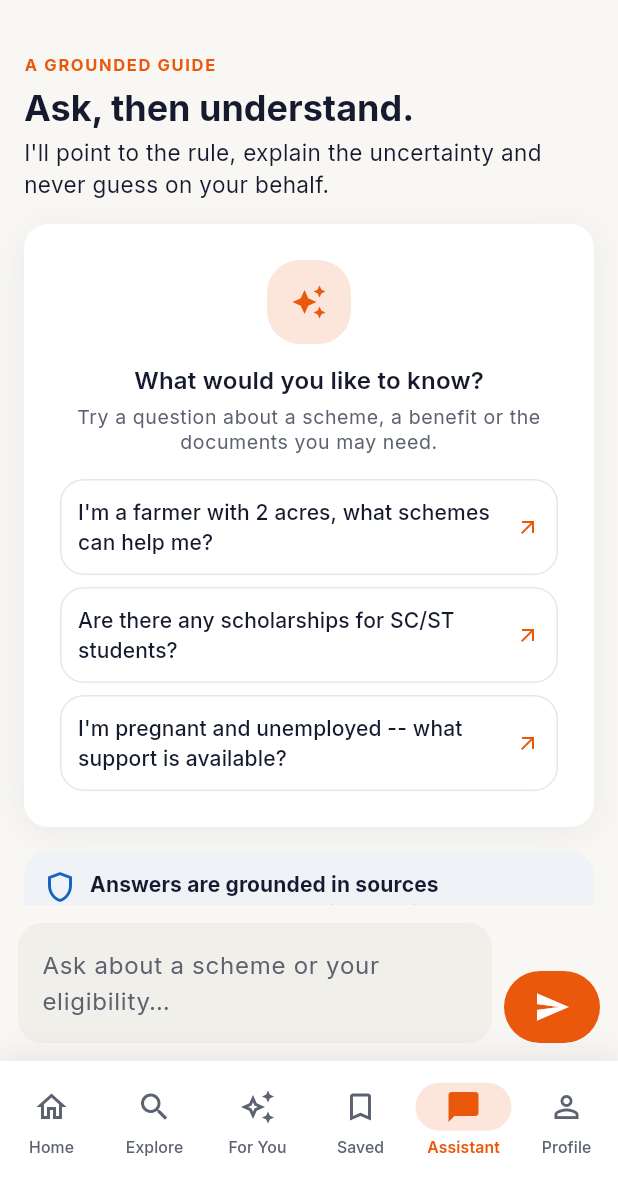
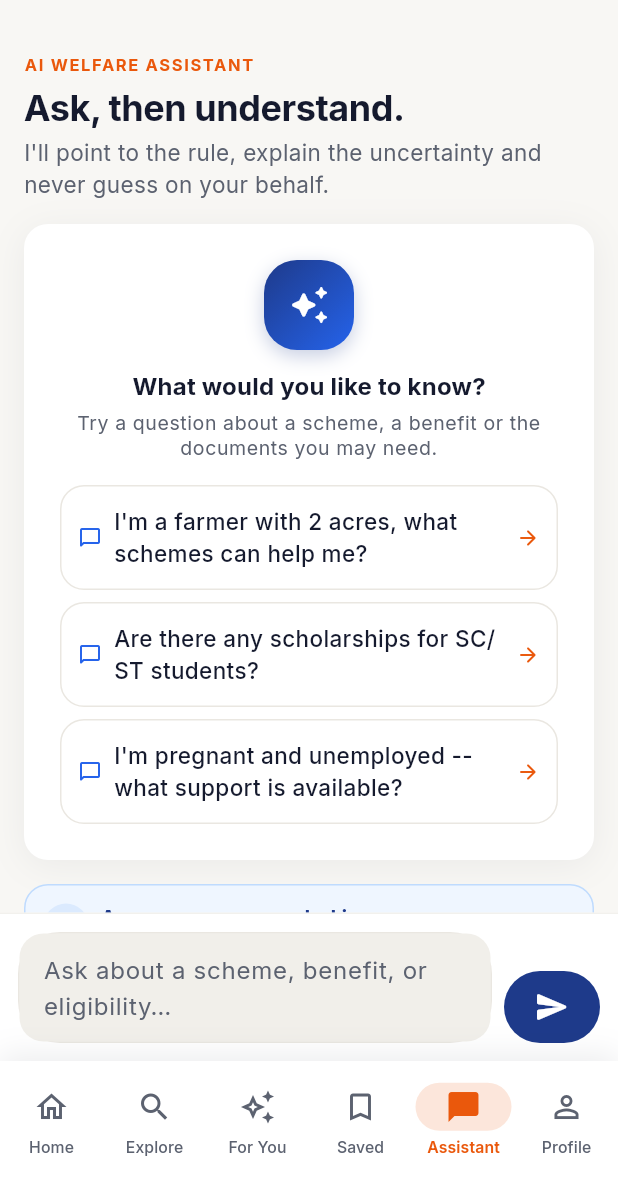
Before and after one commit to chaitanya2424/schememedia-v2, a Flutter app: the AssistantScreen screen opened by its route, on a phone screen of 412 x 824 dp, the part 55-1236 px from its top. Run offline on Flutter 3.47's test engine with Material 3 defaults, Android fonts, the phone set to English and light mode, and no system bars; our stand-ins replace dio, flutter_riverpod, flutter_secure_storage, freezed_annotation, go_router, shared_preferences; accounts and stored records are empty.

Commit message:
feat(ui): modernize AI Assistant interface with Gov-Tech design

```diff
--- a/apps/frontend/lib/features/assistant/presentation/screens/assistant_screen.dart
+++ b/apps/frontend/lib/features/assistant/presentation/screens/assistant_screen.dart
@@ -171,34 +171,54 @@ class _EmptyState extends StatelessWidget {
       child: Column(
         crossAxisAlignment: CrossAxisAlignment.start,
         children: [
-          const EyebrowLabel('A grounded guide'),
+          const EyebrowLabel('AI WELFARE ASSISTANT'),
           const SizedBox(height: AppSpacing.xs),
-          Text('Ask, then understand.', style: theme.textTheme.headlineSmall),
+          Text(
+            'Ask, then understand.',
+            style: theme.textTheme.headlineSmall?.copyWith(
+              fontWeight: FontWeight.w800,
+              letterSpacing: -0.3,
+            ),
+          ),
           const SizedBox(height: AppSpacing.xs),
           Text(
             "I'll point to the rule, explain the uncertainty and never guess on your behalf.",
-            style: theme.textTheme.bodyMedium,
+            style: theme.textTheme.bodyMedium?.copyWith(color: colors.textSecondary),
           ),
           const SizedBox(height: AppSpacing.lg),
           AppCard(
             child: Column(
               children: [
                 Container(
-                  width: 56,
-                  height: 56,
+                  width: 60,
+                  height: 60,
                   decoration: BoxDecoration(
-                    color: colors.brandTint,
+                    gradient: const LinearGradient(
+                      colors: [Color(0xFF1E3A8A), Color(0xFF2563EB)],
+                      begin: Alignment.topLeft,
+                      end: Alignment.bottomRight,
+                    ),
                     borderRadius: BorderRadius.circular(AppSpacing.radiusLg),
+                    boxShadow: [
+                      BoxShadow(
+                        color: const Color(0xFF1E3A8A).withValues(alpha: 0.25),
+                        blurRadius: 10,
+                        offset: const Offset(0, 4),
                       ),
-                  child: Icon(Icons.auto_awesome, color: colors.brand),
+                    ],
+                  ),
+                  child: const Icon(Icons.auto_awesome_rounded, color: Colors.white, size: 28),
                 ),
                 const SizedBox(height: AppSpacing.md),
-                Text('What would you like to know?', style: theme.textTheme.titleMedium),
+                Text(
+                  'What would you like to know?',
+                  style: theme.textTheme.titleMedium?.copyWith(fontWeight: FontWeight.w700),
+                ),
                 const SizedBox(height: AppSpacing.xs),
                 Text(
                   'Try a question about a scheme, a benefit or the documents you may need.',
                   textAlign: TextAlign.center,
-                  style: theme.textTheme.bodySmall,
+                  style: theme.textTheme.bodySmall?.copyWith(color: colors.textSecondary),
                 ),
                 const SizedBox(height: AppSpacing.lg),
                 for (final example in _examples) ...[
@@ -212,13 +232,21 @@ class _EmptyState extends StatelessWidget {
           Container(
             padding: const EdgeInsets.all(AppSpacing.md),
             decoration: BoxDecoration(
-              color: const Color(0xFFEFF3F8),
+              color: const Color(0xFFEFF6FF),
               borderRadius: BorderRadius.circular(AppSpacing.radiusMd),
+              border: Border.all(color: const Color(0xFFBFDBFE)),
             ),
             child: Row(
               crossAxisAlignment: CrossAxisAlignment.start,
               children: [
-                const Icon(Icons.shield_outlined, color: Color(0xFF1565C0)),
+                Container(
+                  padding: const EdgeInsets.all(6),
+                  decoration: const BoxDecoration(
+                    color: Color(0xFFDBEAFE),
+                    shape: BoxShape.circle,
+                  ),
+                  child: const Icon(Icons.shield_rounded, color: Color(0xFF1D4ED8), size: 18),
+                ),
                 const SizedBox(width: AppSpacing.sm),
                 Expanded(
                   child: Column(
@@ -226,11 +254,18 @@ class _EmptyState extends StatelessWidget {
                     children: [
                       Text(
                         'Answers are grounded in sources',
-                        style: theme.textTheme.labelLarge?.copyWith(fontWeight: FontWeight.w700),
+                        style: theme.textTheme.labelLarge?.copyWith(
+                          fontWeight: FontWeight.w700,
+                          color: const Color(0xFF1E3A8A),
                         ),
+                      ),
+                      const SizedBox(height: 2),
                       Text(
                         'We show you where the information comes from so you can check it yourself.',
-                        style: theme.textTheme.bodySmall,
+                        style: theme.textTheme.bodySmall?.copyWith(
+                          color: const Color(0xFF1E40AF),
+                          height: 1.4,
+                        ),
                       ),
                     ],
                   ),
@@ -253,6 +288,7 @@ class _SuggestionCard extends StatelessWidget {
   @override
   Widget build(BuildContext context) {
     final colors = context.colors;
+    final theme = Theme.of(context);
     return SizedBox(
       width: double.infinity,
       child: OutlinedButton(
@@ -260,12 +296,21 @@ class _SuggestionCard extends StatelessWidget {
         style: OutlinedButton.styleFrom(
           backgroundColor: colors.surface,
           side: BorderSide(color: colors.divider),
-          padding: const EdgeInsets.symmetric(horizontal: AppSpacing.md, vertical: AppSpacing.md),
+          shape: RoundedRectangleBorder(borderRadius: BorderRadius.circular(AppSpacing.radiusMd)),
+          padding: const EdgeInsets.symmetric(horizontal: AppSpacing.md, vertical: 14),
         ),
         child: Row(
           children: [
-            Expanded(child: Text(text, textAlign: TextAlign.left)),
-            Icon(Icons.arrow_outward, size: AppSpacing.iconSm, color: colors.brand),
+            const Icon(Icons.chat_bubble_outline_rounded, size: 16, color: Color(0xFF2563EB)),
+            const SizedBox(width: AppSpacing.sm),
+            Expanded(
+              child: Text(
+                text,
+                textAlign: TextAlign.left,
+                style: theme.textTheme.bodyMedium?.copyWith(fontWeight: FontWeight.w500),
+              ),
+            ),
+            Icon(Icons.arrow_forward_rounded, size: AppSpacing.iconSm, color: colors.brand),
           ],
         ),
       ),
@@ -278,15 +323,15 @@ class _TypingIndicator extends StatelessWidget {
 
   @override
   Widget build(BuildContext context) {
-    final scheme = Theme.of(context).colorScheme;
     return Align(
       alignment: Alignment.centerLeft,
       child: Container(
         margin: const EdgeInsets.symmetric(vertical: AppSpacing.xs),
         padding: const EdgeInsets.symmetric(horizontal: AppSpacing.md, vertical: AppSpacing.sm),
         decoration: BoxDecoration(
-          color: scheme.surfaceContainerHighest.withValues(alpha: 0.5),
+          color: const Color(0xFFEFF6FF),
           borderRadius: BorderRadius.circular(AppSpacing.radiusLg),
+          border: Border.all(color: const Color(0xFFDBEAFE)),
         ),
         child: Row(
           mainAxisSize: MainAxisSize.min,
@@ -294,7 +339,7 @@ class _TypingIndicator extends StatelessWidget {
             const SizedBox(
               height: 14,
               width: 14,
-              child: CircularProgressIndicator(strokeWidth: 2),
+              child: CircularProgressIndicator(strokeWidth: 2, color: Color(0xFF1E3A8A)),
             ),
             const SizedBox(width: AppSpacing.sm),
             Text('Thinking…', style: Theme.of(context).textTheme.bodySmall),
@@ -314,12 +359,23 @@ class _InputBar extends StatelessWidget {
 
   @override
   Widget build(BuildContext context) {
-    return Padding(
+    final colors = context.colors;
+    return Container(
       padding: const EdgeInsets.all(AppSpacing.md),
+      decoration: BoxDecoration(
+        color: colors.surface,
+        border: Border(top: BorderSide(color: colors.divider.withValues(alpha: 0.6))),
+      ),
       child: Row(
         crossAxisAlignment: CrossAxisAlignment.end,
         children: [
           Expanded(
+            child: Container(
+              decoration: BoxDecoration(
+                color: colors.surfaceMuted,
+                borderRadius: BorderRadius.circular(AppSpacing.radiusXl),
+                border: Border.all(color: colors.divider),
+              ),
               child: TextField(
                 key: const ValueKey('assistant_message_field'),
                 controller: controller,
@@ -329,10 +385,13 @@ class _InputBar extends StatelessWidget {
                 maxLength: _maxMessageLength,
                 textInputAction: TextInputAction.send,
                 decoration: const InputDecoration(
-                hintText: 'Ask about a scheme or your eligibility…',
+                  hintText: 'Ask about a scheme, benefit, or eligibility…',
                   counterText: '',
+                  border: InputBorder.none,
+                  contentPadding: EdgeInsets.symmetric(horizontal: AppSpacing.md, vertical: 12),
                 ),
                 onSubmitted: (_) => onSend(),
+              ),
             ),
           ),
           const SizedBox(width: AppSpacing.sm),
@@ -340,12 +399,16 @@ class _InputBar extends StatelessWidget {
             key: const ValueKey('assistant_send_button'),
             tooltip: enabled ? 'Send message' : 'Sending…',
             onPressed: enabled ? onSend : null,
+            style: IconButton.styleFrom(
+              backgroundColor: const Color(0xFF1E3A8A),
+              foregroundColor: Colors.white,
+            ),
             icon: enabled
-                ? const Icon(Icons.send)
+                ? const Icon(Icons.send_rounded)
                 : const SizedBox(
                     height: 16,
                     width: 16,
-                    child: CircularProgressIndicator(strokeWidth: 2),
+                    child: CircularProgressIndicator(strokeWidth: 2, color: Colors.white),
                   ),
           ),
         ],
```
Lines whose indentation alone changed are shown as unchanged.
